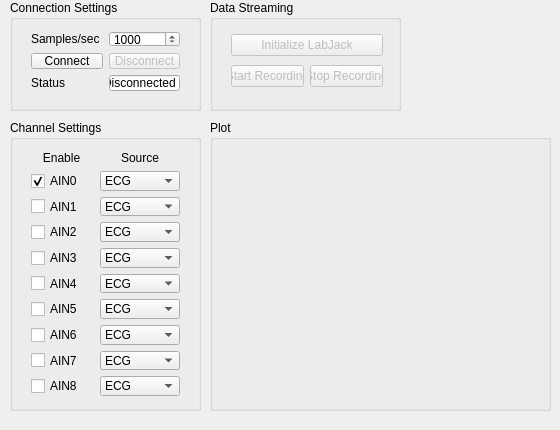
Qt form LabJackWidget/labjackwidget.ui (adegirmenci/HBL-ICEbot) before a commit.
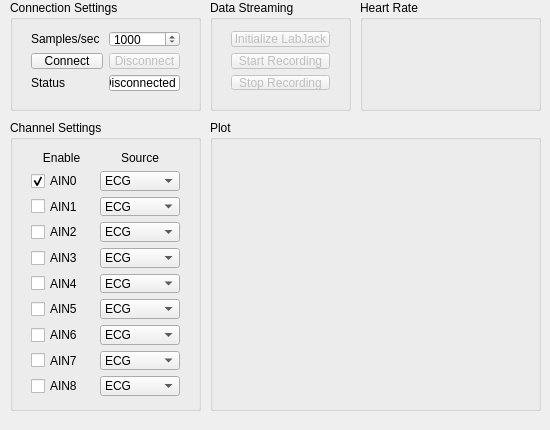
The same form after that commit. Custom widgets are drawn as their Qt base class.

Commit message:
ECG-based heart rate and phase detection
Using MATLAB DLL to do heart rate detection. New HeartRateWidget
analyzes data from LabJack and emits the phase. Heart rate and phase is
also reported in the GUI.

```diff
--- a/LabJackWidget/labjackwidget.ui
+++ b/LabJackWidget/labjackwidget.ui
@@ -6,7 +6,7 @@
    <rect>
     <x>0</x>
     <y>0</y>
-    <width>560</width>
+    <width>550</width>
     <height>430</height>
    </rect>
   </property>
@@ -18,7 +18,7 @@
     <rect>
      <x>210</x>
      <y>0</y>
-     <width>191</width>
+     <width>141</width>
      <height>111</height>
     </rect>
    </property>
@@ -30,7 +30,7 @@
      <rect>
       <x>10</x>
       <y>20</y>
-      <width>174</width>
+      <width>121</width>
       <height>81</height>
      </rect>
     </property>
@@ -46,8 +46,6 @@
       </widget>
      </item>
      <item>
-      <layout class="QHBoxLayout" name="horizontalLayout">
-       <item>
         <widget class="QPushButton" name="startRecordButton">
          <property name="enabled">
           <bool>false</bool>
@@ -68,8 +66,6 @@
         </widget>
        </item>
       </layout>
-     </item>
-    </layout>
    </widget>
   </widget>
   <widget class="QGroupBox" name="connSetGroupBox">
@@ -540,7 +536,7 @@
     <rect>
      <x>210</x>
      <y>120</y>
-     <width>341</width>
+     <width>331</width>
      <height>291</height>
     </rect>
    </property>
@@ -552,12 +548,35 @@
      <rect>
       <x>10</x>
       <y>30</y>
-      <width>321</width>
+      <width>311</width>
       <height>251</height>
      </rect>
     </property>
    </widget>
   </widget>
+  <widget class="QGroupBox" name="groupBox_2">
+   <property name="geometry">
+    <rect>
+     <x>360</x>
+     <y>0</y>
+     <width>181</width>
+     <height>111</height>
+    </rect>
+   </property>
+   <property name="title">
+    <string>Heart Rate</string>
+   </property>
+   <widget class="HeartRateWidget" name="HRwidget" native="true">
+    <property name="geometry">
+     <rect>
+      <x>0</x>
+      <y>20</y>
+      <width>180</width>
+      <height>80</height>
+     </rect>
+    </property>
+   </widget>
+  </widget>
  </widget>
  <layoutdefault spacing="6" margin="11"/>
  <customwidgets>
@@ -567,6 +586,12 @@
    <header>qcustomplot.h</header>
    <container>1</container>
   </customwidget>
+  <customwidget>
+   <class>HeartRateWidget</class>
+   <extends>QWidget</extends>
+   <header>HeartRateWidget/heartratewidget.h</header>
+   <container>1</container>
+  </customwidget>
  </customwidgets>
  <resources/>
  <connections/>
```
Lines whose indentation alone changed are shown as unchanged. The commit also changes 9 other files.
